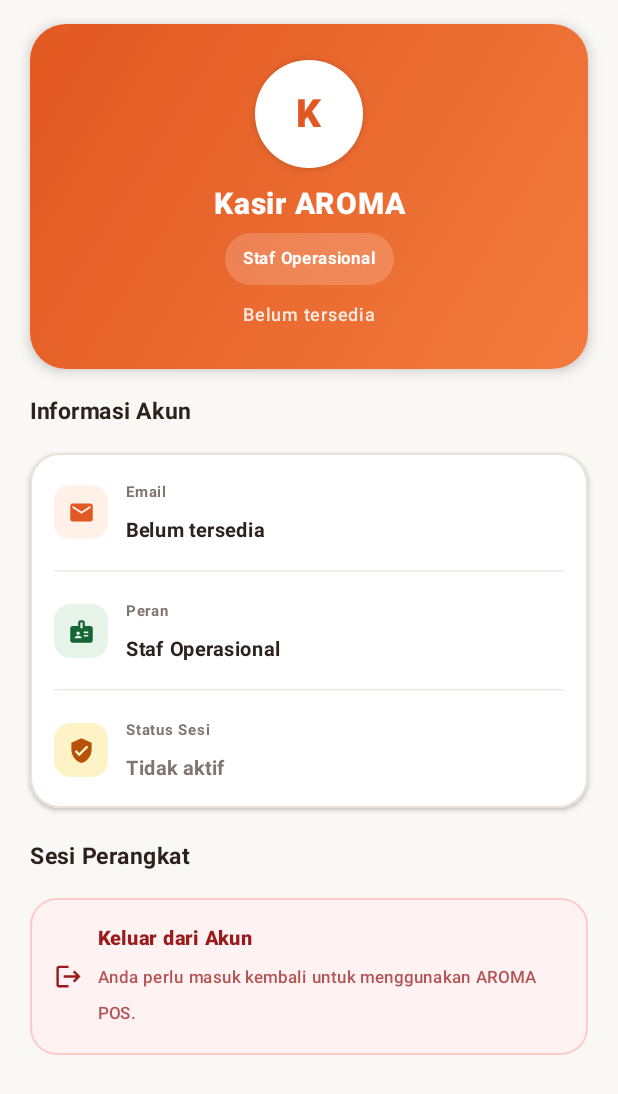
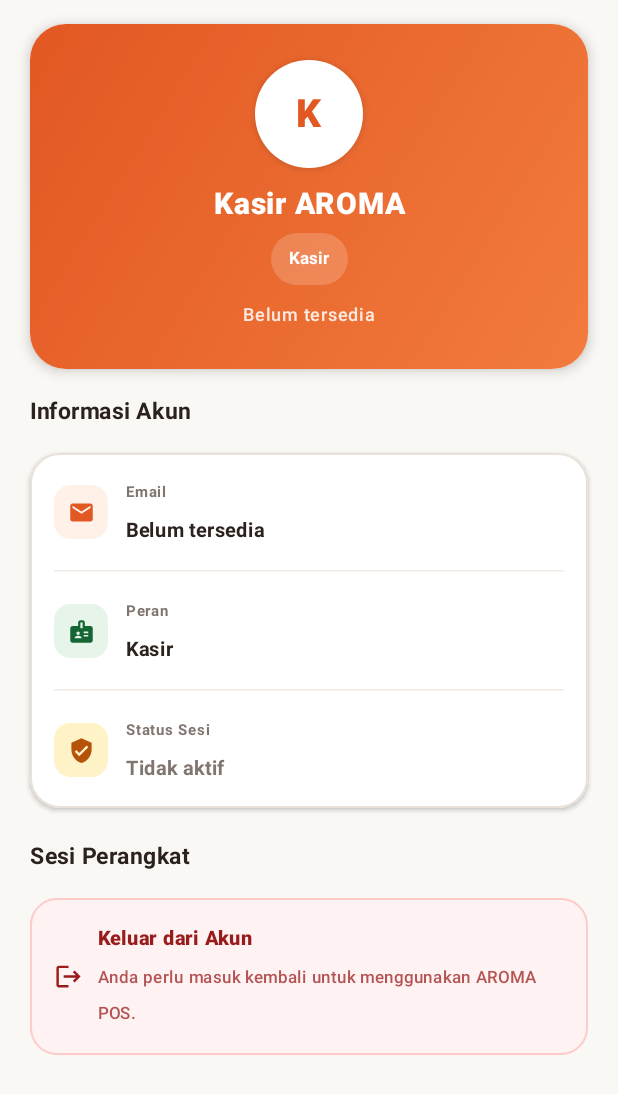
Before and after one commit to aldxynnn/kuliner-msme, an Android app built with Jetpack Compose: the composable ProfileScreen called with empty values, on a phone screen of 412 x 824 dp. Shown: the top 1094 px of the screen. Run offline under Robolectric (Android 15) with nearby library versions, the phone set to English and light mode, and no system bars; network calls fail.

Commit message:
update admin screens, ui util, and prisma seed

```diff
--- a/admin-android/app/src/main/java/com/kuliner/msme/admin/ui/screens/DashboardScreen.kt
+++ b/admin-android/app/src/main/java/com/kuliner/msme/admin/ui/screens/DashboardScreen.kt
@@ -31,6 +31,7 @@ import com.kuliner.msme.admin.data.api.RetrofitClient
 import com.kuliner.msme.admin.data.model.DashboardSummary
 import com.kuliner.msme.admin.data.model.User
 import com.kuliner.msme.admin.ui.components.NotificationBellButton
+import com.kuliner.msme.admin.ui.util.friendlyUserName
 import kotlinx.coroutines.launch
 import java.text.NumberFormat
 import java.util.Locale
@@ -131,7 +132,7 @@ fun DashboardScreen(
                 color = Color(0xFF81766F)
             )
             Text(
-                text = "Halo, ${user?.name?.takeIf { it.isNotBlank() } ?: "Kasir AROMA"}!",
+                text = "Halo, ${friendlyUserName(user?.name)}!",
                 fontSize = 24.sp,
                 fontWeight = FontWeight.Black,
                 color = Color(0xFF2B211D),
@@ -364,7 +365,7 @@ private fun DashboardAccountCard(
     user: User?,
     onClick: () -> Unit
 ) {
-    val displayName = user?.name?.takeIf { it.isNotBlank() } ?: "Akun Saya"
+    val displayName = friendlyUserName(user?.name, fallback = "Akun Saya")
     val displayEmail = user?.email?.takeIf { it.isNotBlank() }
         ?: "Kelola profil dan keamanan akun"
     val initial = displayName.trim().firstOrNull()?.uppercase() ?: "A"
--- a/admin-android/app/src/main/java/com/kuliner/msme/admin/ui/screens/LoginScreen.kt
+++ b/admin-android/app/src/main/java/com/kuliner/msme/admin/ui/screens/LoginScreen.kt
@@ -165,7 +165,7 @@ fun LoginScreen(
                     modifier = Modifier.padding(24.dp)
                 ) {
                     Text(
-                        text = "Masuk Kasir / Admin",
+                        text = "Masuk Kasir POS",
                         fontSize = 20.sp,
                         fontWeight = FontWeight.Black,
                         letterSpacing = (-0.5).sp,
--- a/admin-android/app/src/main/java/com/kuliner/msme/admin/ui/screens/PaymentsScreen.kt
+++ b/admin-android/app/src/main/java/com/kuliner/msme/admin/ui/screens/PaymentsScreen.kt
@@ -23,6 +23,7 @@ import com.kuliner.msme.admin.data.api.RetrofitClient
 import com.kuliner.msme.admin.data.model.ConfirmPaymentRequest
 import com.kuliner.msme.admin.data.model.Order
 import com.kuliner.msme.admin.data.model.Payment
+import com.kuliner.msme.admin.ui.util.friendlyUserName
 import kotlinx.coroutines.launch
 import java.text.NumberFormat
 import java.util.Locale
@@ -283,7 +284,7 @@ fun PaymentsScreen() {
                                 Spacer(modifier = Modifier.height(6.dp))
 
                                 Text(
-                                    text = "Metode: ${payment.paymentMethod} • Diverifikasi: ${payment.confirmedByUser?.name ?: "Kasir"}",
+                                    text = "Metode: ${payment.paymentMethod} • Diverifikasi: ${friendlyUserName(payment.confirmedByUser?.name, fallback = "Kasir")}",
                                     fontSize = 12.sp,
                                     color = Color(0xFF81766F)
                                 )
--- a/admin-android/app/src/main/java/com/kuliner/msme/admin/ui/screens/ProfileScreen.kt
+++ b/admin-android/app/src/main/java/com/kuliner/msme/admin/ui/screens/ProfileScreen.kt
@@ -28,6 +28,7 @@ import androidx.compose.ui.unit.sp
 import com.kuliner.msme.admin.data.api.RetrofitClient
 import com.kuliner.msme.admin.data.api.TokenManager
 import com.kuliner.msme.admin.data.model.User
+import com.kuliner.msme.admin.ui.util.friendlyUserName
 
 private val WarmBg = Color(0xFFFAF8F5)
 private val CardWhite = Color(0xFFFFFFFF)
@@ -67,15 +68,11 @@ fun ProfileScreen(
         }
     }
 
-    val displayName = profile?.name?.takeIf { it.isNotBlank() } ?: "Kasir AROMA"
+    val displayName = friendlyUserName(profile?.name)
     val displayEmail = profile?.email?.takeIf { it.isNotBlank() }
         ?: tokenManager.getUserEmail()
         ?: "Belum tersedia"
-    val roleLabel = when (profile?.role?.uppercase()) {
-        "ADMIN" -> "Admin / Owner"
-        "CASHIER" -> "Kasir"
-        else -> "Staf Operasional"
-    }
+    val roleLabel = "Kasir"
     val sessionStatus = if (tokenManager.getToken().isNullOrBlank()) "Tidak aktif" else "Sesi aktif"
     val initial = displayName.trim().firstOrNull()?.uppercase() ?: "A"
 
--- /dev/null
+++ b/admin-android/app/src/main/java/com/kuliner/msme/admin/ui/util/UserDisplay.kt
@@ -0,0 +1,21 @@
+package com.kuliner.msme.admin.ui.util
+
+/**
+ * Nama akun yang ramah untuk ditampilkan di UI.
+ *
+ * Data lama menyimpan nama akun sebagai "Owner / Admin AROMA". Sebutan
+ * Owner/Admin tidak perlu muncul di aplikasi kasir, jadi nama seperti itu
+ * diganti dengan label netral "Kasir AROMA". Nama orang sungguhan tetap
+ * ditampilkan apa adanya.
+ */
+fun friendlyUserName(
+    rawName: String?,
+    fallback: String = "Kasir AROMA"
+): String {
+    val value = rawName?.trim().orEmpty()
+    if (value.isEmpty()) return fallback
+
+    val lower = value.lowercase()
+    val containsRoleTitle = lower.contains("owner") || lower.contains("admin")
+    return if (containsRoleTitle) fallback else value
+}
```
Also changed, not shown: 2 other files.
